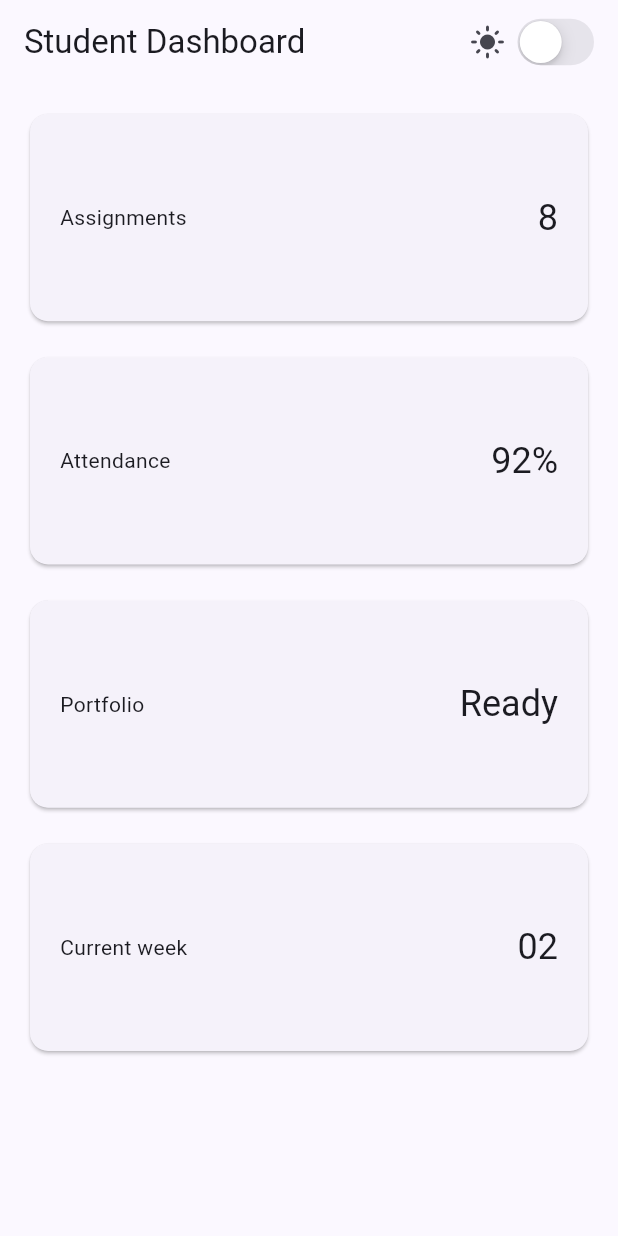
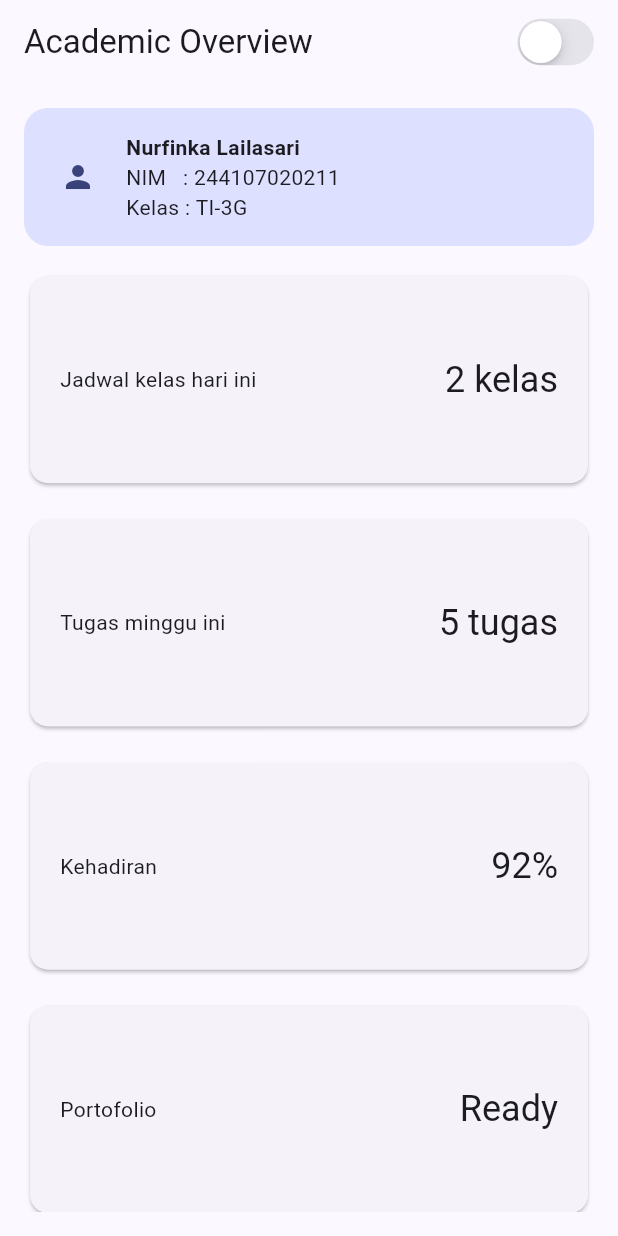
Before and after one commit to Nurfinkaa/244107020211-mobile-course, a Flutter app: the screen it shows after launch, on a phone screen of 412 x 824 dp. Run offline on Flutter 3.47's test engine with Material 3 defaults, Android fonts, the phone set to English and light mode, and no system bars.

Commit message:
Tugas utama: kembangkan dashboard jadi Academic Overview

```diff
--- a/02-week-2-declarative-ui-responsive-design/lib/main.dart
+++ b/02-week-2-declarative-ui-responsive-design/lib/main.dart
@@ -38,6 +38,7 @@ class DashboardPage extends StatelessWidget {
     required this.onDarkChanged,
     super.key,
   });
+
   final bool isDark;
   final ValueChanged<bool> onDarkChanged;
 
@@ -45,16 +46,11 @@ class DashboardPage extends StatelessWidget {
   Widget build(BuildContext context) {
     return Scaffold(
       appBar: AppBar(
-        title: const Text('Student Dashboard'),
+        title: const Text('Academic Overview'),
         actions: [
-          Row(
-            children: [
-              Icon(isDark ? Icons.dark_mode : Icons.light_mode),
-              const SizedBox(width: 4),
           Semantics(
-                label: isDark
-                    ? 'Toggle tema, saat ini gelap'
-                    : 'Toggle tema, saat ini terang',
+            label: 'Tombol ganti mode gelap',
+            toggled: isDark,
             child: CupertinoSwitch(
               value: isDark,
               onChanged: onDarkChanged,
@@ -63,23 +59,34 @@ class DashboardPage extends StatelessWidget {
           const SizedBox(width: 12),
         ],
       ),
-        ],
-      ),
       body: LayoutBuilder(
         builder: (context, constraints) {
           final columns = constraints.maxWidth >= 700 ? 2 : 1;
-          return GridView.count(
+          return Padding(
             padding: const EdgeInsets.all(16),
+            child: Column(
+              children: [
+                // Header profil, terpisah dari grid kartu info
+                const ProfileCard(),
+                const SizedBox(height: 16),
+                // Grid kartu info, mengisi sisa layar sampai bawah
+                Expanded(
+                  child: GridView.count(
                     crossAxisCount: columns,
                     crossAxisSpacing: 16,
                     mainAxisSpacing: 16,
                     childAspectRatio: 2.6,
                     children: const [
-              DashboardCard(title: 'Assignments', value: '8'),
-              DashboardCard(title: 'Attendance', value: '92%'),
-              DashboardCard(title: 'Portfolio', value: 'Ready'),
-              DashboardCard(title: 'Current week', value: '02'),
+                      InfoCard(title: 'Jadwal kelas hari ini', value: '2 kelas'),
+                      InfoCard(title: 'Tugas minggu ini', value: '5 tugas'),
+                      InfoCard(title: 'Kehadiran', value: '92%'),
+                      InfoCard(title: 'Portofolio', value: 'Ready'),
+                      InfoCard(title: 'SKS diambil', value: '20 SKS'),
                     ],
+                  ),
+                ),
+              ],
+            ),
           );
         },
       ),
@@ -87,8 +94,47 @@ class DashboardPage extends StatelessWidget {
   }
 }
 
-class DashboardCard extends StatelessWidget {
-  const DashboardCard({required this.title, required this.value, super.key});
+class ProfileCard extends StatelessWidget {
+  const ProfileCard({super.key});
+
+  @override
+  Widget build(BuildContext context) {
+    return Semantics(
+      label:
+          'Profil mahasiswa Nurfinka Lailasari, NIM 244107020211, kelas TI-3G',
+      child: Container(
+        padding: const EdgeInsets.all(16),
+        decoration: BoxDecoration(
+          color: Theme.of(context).colorScheme.primaryContainer,
+          borderRadius: BorderRadius.circular(16),
+        ),
+        child: Row(
+          crossAxisAlignment: CrossAxisAlignment.center,
+          children: [
+            const CircleAvatar(child: Icon(Icons.person)),
+            const SizedBox(width: 12),
+            Expanded(
+              child: Column(
+                crossAxisAlignment: CrossAxisAlignment.start,
+                mainAxisSize: MainAxisSize.min,
+                children: const [
+                  Text('Nurfinka Lailasari',
+                      style: TextStyle(fontWeight: FontWeight.bold)),
+                  Text('NIM   : 244107020211'),
+                  Text('Kelas : TI-3G'),
+                ],
+              ),
+            ),
+          ],
+        ),
+      ),
+    );
+  }
+}
+
+class InfoCard extends StatelessWidget {
+  const InfoCard({required this.title, required this.value, super.key});
+
   final String title;
   final String value;
 
```
Also changed, not shown: 02-week-2-declarative-ui-responsive-design/flutter_01.png (added), 1 other file. Lines whose indentation alone changed are shown as unchanged.
